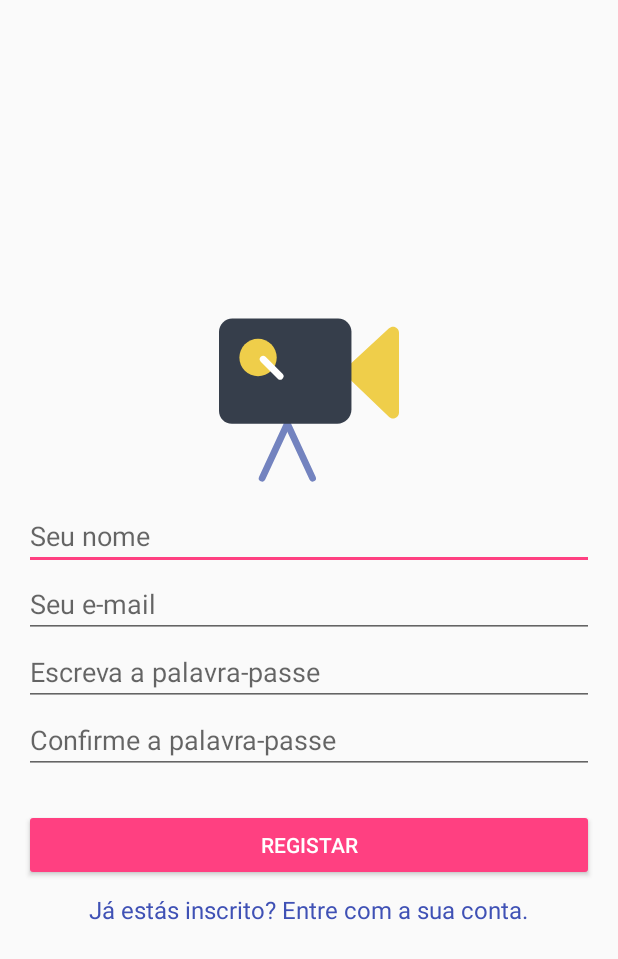
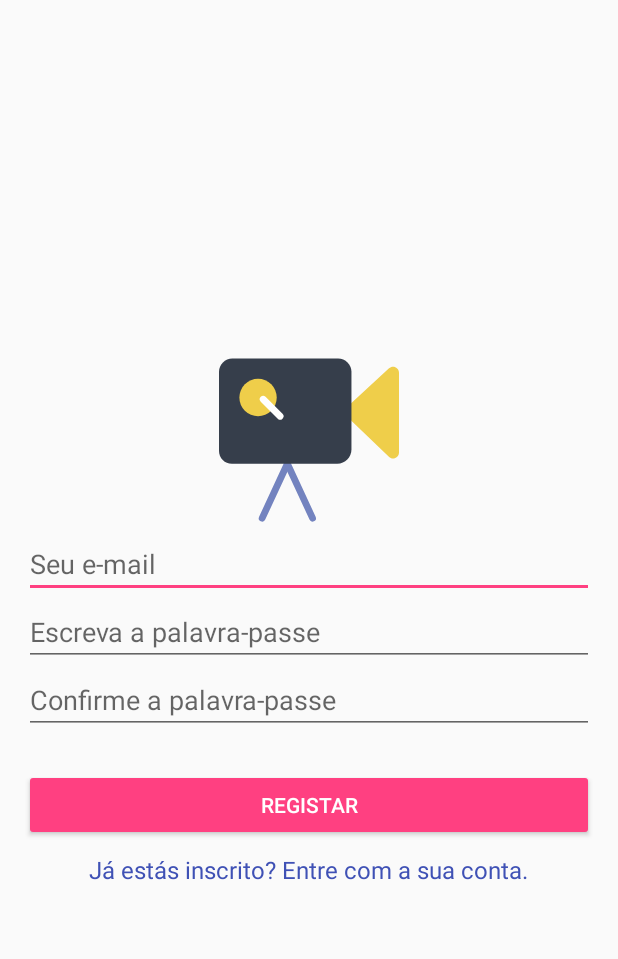
Before and after one commit to hkakutalua/Lucerna, an Android app: the RegistrationActivity screen opened directly, with no data from a screen before it, on a phone screen of 412 x 824 dp. Shown: the top 959 px of the screen. Run offline under Robolectric (Android 15) with nearby library versions, the phone set to English and light mode, and no system bars; our stand-ins replace Firebase (no records; nobody signed in at launch, a user with empty details on screens opened directly).

Commit message:
Removed name field from registration, as name can be set during profile configuration

```diff
--- a/app/src/main/res/layout/activity_registration.xml
+++ b/app/src/main/res/layout/activity_registration.xml
@@ -19,13 +19,6 @@
             android:layout_height="120dp"
             android:layout_gravity="center"
             app:srcCompat="@drawable/ic_logo" />
-
-        <EditText
-            android:id="@+id/edit_name"
-            android:layout_width="match_parent"
-            android:layout_height="wrap_content"
-            android:layout_marginTop="8dp"
-            android:hint="@string/name_hint" />
 
         <EditText
             android:id="@+id/edit_email"
@@ -53,6 +46,7 @@
             android:layout_width="wrap_content"
             android:layout_height="wrap_content"
             android:textColor="@android:color/holo_red_light"
+            android:layout_gravity="center"
             android:visibility="invisible" />
 
         <Button
```
Also changed, not shown: app/src/main/java/com/bitpapr/lucerna/activities/RegistrationActivity.java (+0 -16 lines).
